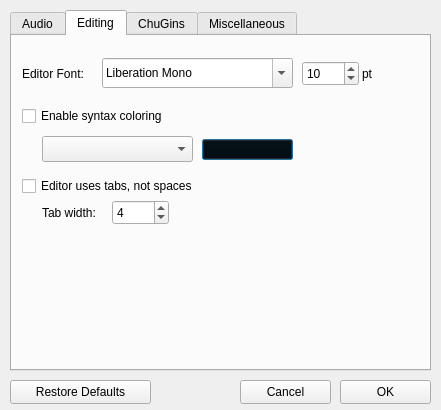
ccrma/miniAudicle, file src/qt/mAPreferencesWindow.ui: the form before one commit.
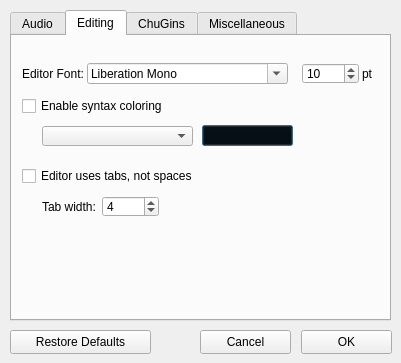
The form after the commit. The open tabs and pages were chosen to show the change. Icons and pictures are not drawn.

Commit message: windows positiong/sizing

The edit to the form file:
```diff
--- a/src/qt/mAPreferencesWindow.ui
+++ b/src/qt/mAPreferencesWindow.ui
@@ -6,8 +6,8 @@
    <rect>
     <x>0</x>
     <y>0</y>
-    <width>441</width>
-    <height>410</height>
+    <width>401</width>
+    <height>363</height>
    </rect>
   </property>
   <property name="sizePolicy">
@@ -18,8 +18,8 @@
   </property>
   <property name="minimumSize">
    <size>
-    <width>420</width>
-    <height>410</height>
+    <width>401</width>
+    <height>363</height>
    </size>
   </property>
   <property name="maximumSize">
@@ -46,8 +46,8 @@
     <rect>
      <x>10</x>
      <y>10</y>
-     <width>421</width>
-     <height>361</height>
+     <width>381</width>
+     <height>311</height>
     </rect>
    </property>
    <property name="currentIndex">
@@ -262,10 +262,10 @@
     <widget class="QFontComboBox" name="font">
      <property name="geometry">
       <rect>
-       <x>90</x>
-       <y>22</y>
-       <width>191</width>
-       <height>30</height>
+       <x>75</x>
+       <y>27</y>
+       <width>201</width>
+       <height>21</height>
       </rect>
      </property>
      <property name="currentFont">
@@ -292,9 +292,9 @@
      <property name="geometry">
       <rect>
        <x>290</x>
-       <y>25</y>
+       <y>27</y>
        <width>57</width>
-       <height>25</height>
+       <height>21</height>
       </rect>
      </property>
      <property name="minimum">
@@ -324,7 +324,7 @@
      <property name="geometry">
       <rect>
        <x>10</x>
-       <y>70</y>
+       <y>60</y>
        <width>171</width>
        <height>20</height>
       </rect>
@@ -337,9 +337,9 @@
      <property name="geometry">
       <rect>
        <x>30</x>
-       <y>100</y>
+       <y>90</y>
        <width>151</width>
-       <height>26</height>
+       <height>20</height>
       </rect>
      </property>
     </widget>
@@ -347,7 +347,7 @@
      <property name="geometry">
       <rect>
        <x>190</x>
-       <y>103</y>
+       <y>89</y>
        <width>91</width>
        <height>21</height>
       </rect>
@@ -397,7 +397,7 @@
      <property name="geometry">
       <rect>
        <x>10</x>
-       <y>140</y>
+       <y>130</y>
        <width>201</width>
        <height>20</height>
       </rect>
@@ -410,7 +410,7 @@
      <property name="geometry">
       <rect>
        <x>30</x>
-       <y>169</y>
+       <y>163</y>
        <width>71</width>
        <height>16</height>
       </rect>
@@ -422,10 +422,10 @@
     <widget class="QSpinBox" name="tabWidth">
      <property name="geometry">
       <rect>
-       <x>100</x>
-       <y>164</y>
+       <x>90</x>
+       <y>160</y>
        <width>57</width>
-       <height>25</height>
+       <height>21</height>
       </rect>
      </property>
      <property name="minimum">
@@ -553,8 +553,8 @@
   <widget class="QPushButton" name="okButton">
    <property name="geometry">
     <rect>
-     <x>340</x>
-     <y>380</y>
+     <x>301</x>
+     <y>330</y>
      <width>91</width>
      <height>24</height>
     </rect>
@@ -566,8 +566,8 @@
   <widget class="QPushButton" name="cancelButton">
    <property name="geometry">
     <rect>
-     <x>240</x>
-     <y>380</y>
+     <x>200</x>
+     <y>330</y>
      <width>91</width>
      <height>24</height>
     </rect>
@@ -580,7 +580,7 @@
    <property name="geometry">
     <rect>
      <x>10</x>
-     <y>380</y>
+     <y>330</y>
      <width>141</width>
      <height>24</height>
     </rect>
```
Left out of the diff: 44 changed lines with no effect on the pictures. The commit also changes 2 other files.
